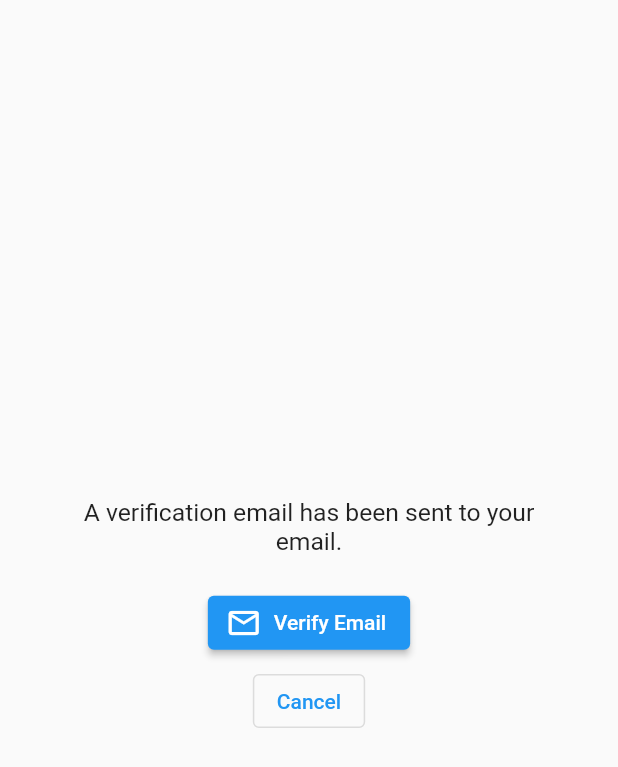
After one commit to mraj555/e-commerce, a Flutter app: the VerificationPage screen opened directly, on a phone screen of 412 x 824 dp. The commit adds this screen. Shown: the top 767 px of the screen. Run offline on Flutter 3.47's test engine with Material 2 defaults, Android fonts, the phone set to English and light mode, and no system bars; our stand-ins replace cloud_firestore, device_preview, firebase_auth, firebase_core, google_fonts, google_sign_in and 2 more; missing offline and left inert: flutter_facebook_auth; accounts and stored records are empty.

Commit message:
Verify Email

```diff
--- a/lib/sign_up.dart
+++ b/lib/sign_up.dart
@@ -5,6 +5,7 @@ import 'package:flutter/material.dart';
 import 'package:google_fonts/google_fonts.dart';
 import 'package:project/Custom_Widget/text_bar.dart';
 import 'package:project/log_in.dart';
+import 'package:project/verification_page.dart';
 
 class SignUp extends StatefulWidget {
   const SignUp({Key? key}) : super(key: key);
@@ -256,7 +257,7 @@ class _SignUpState extends State<SignUp> {
 
       Navigator.of(context).pushReplacement(
         MaterialPageRoute(
-          builder: (context) => LogIn(),
+          builder: (context) => const VerificationPage(),
         ),
       );
     } catch (e) {
--- /dev/null
+++ b/lib/verification_page.dart
@@ -0,0 +1,53 @@
+import 'package:firebase_auth/firebase_auth.dart';
+import 'package:flutter/material.dart';
+import 'package:flutter_facebook_auth/flutter_facebook_auth.dart';
+import 'package:google_sign_in/google_sign_in.dart';
+import 'decision_tree.dart';
+
+class VerificationPage extends StatelessWidget {
+  const VerificationPage({Key? key}) : super(key: key);
+
+  @override
+  Widget build(BuildContext context) {
+    var size = MediaQuery.of(context).size;
+    return Scaffold(
+      body: Center(
+        child: Padding(
+          padding: EdgeInsets.symmetric(horizontal: size.width * 0.1),
+          child: Column(
+            mainAxisAlignment: MainAxisAlignment.center,
+            children: [
+              Text(
+                'A verification email has been sent to your email.',
+                textAlign: TextAlign.center,
+                style: TextStyle(fontSize: size.width * 0.04),
+              ),
+              SizedBox(height: size.width * 0.05),
+              ElevatedButton.icon(
+                onPressed: () {
+
+                },
+                label: const Text('Verify Email'),
+                icon: const Icon(Icons.mail_outline),
+              ),
+              SizedBox(height: size.width * 0.01),
+              OutlinedButton(
+                onPressed: () {
+                  FirebaseAuth.instance.signOut();
+                  GoogleSignIn().signOut();
+                  FacebookAuth.instance.logOut();
+                  Navigator.of(context).pushReplacement(
+                    MaterialPageRoute(
+                      builder: (context) => const DecisionTree(),
+                    ),
+                  );
+                },
+                child: const Text('Cancel'),
+              ),
+            ],
+          ),
+        ),
+      ),
+    );
+  }
+}
```
Also changed, not shown: lib/verify_email_page.dart (+22 -47 lines).
